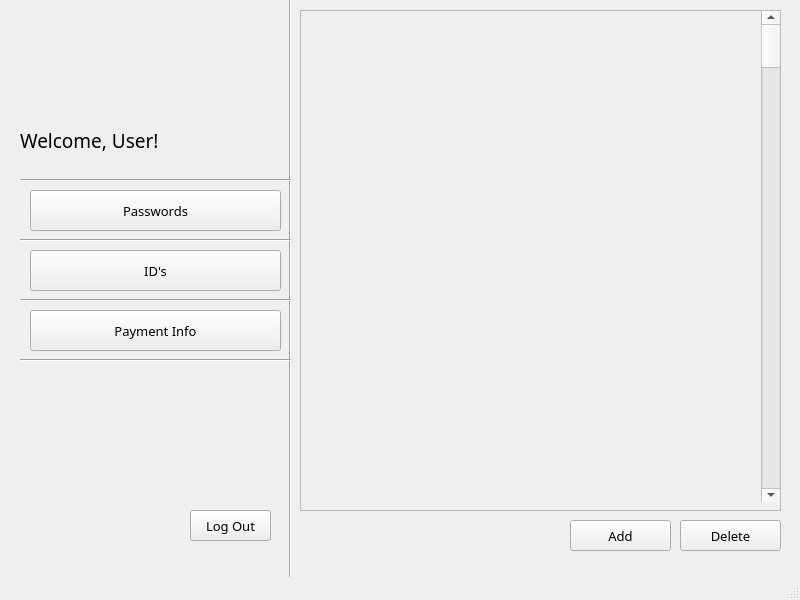
Above: res/design/home.ui from aquib-sh/password-manager before the change. Below: the same form after it.
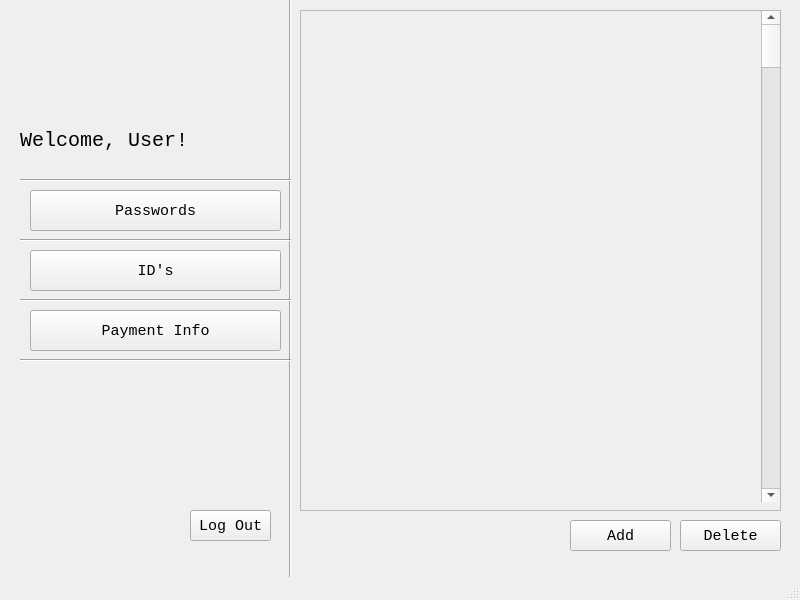
That is the form after the change. Icons and pictures are not drawn.

Commit message: Change font to Monospace

Diff of the .ui file:
```diff
--- a/res/design/home.ui
+++ b/res/design/home.ui
@@ -12,8 +12,8 @@
   </property>
   <property name="font">
    <font>
-    <family>Sans Serif</family>
-    <pointsize>10</pointsize>
+    <family>Monospace</family>
+    <pointsize>11</pointsize>
     <bold>false</bold>
    </font>
   </property>
@@ -102,8 +102,8 @@
     </property>
     <property name="font">
      <font>
-      <family>Sans Serif</family>
-      <pointsize>10</pointsize>
+      <family>Monospace</family>
+      <pointsize>11</pointsize>
       <bold>false</bold>
      </font>
     </property>
@@ -122,8 +122,8 @@
     </property>
     <property name="font">
      <font>
-      <family>Sans Serif</family>
-      <pointsize>10</pointsize>
+      <family>Monospace</family>
+      <pointsize>11</pointsize>
       <bold>false</bold>
      </font>
     </property>
@@ -142,8 +142,8 @@
     </property>
     <property name="font">
      <font>
-      <family>Sans Serif</family>
-      <pointsize>10</pointsize>
+      <family>Monospace</family>
+      <pointsize>11</pointsize>
       <bold>false</bold>
      </font>
     </property>
@@ -262,8 +262,8 @@
     </property>
     <property name="font">
      <font>
-      <family>Sans Serif</family>
-      <pointsize>14</pointsize>
+      <family>Monospace</family>
+      <pointsize>15</pointsize>
       <bold>false</bold>
      </font>
     </property>
@@ -294,8 +294,8 @@
     </property>
     <property name="font">
      <font>
-      <family>Sans Serif</family>
-      <pointsize>10</pointsize>
+      <family>Monospace</family>
+      <pointsize>11</pointsize>
       <bold>false</bold>
      </font>
     </property>
@@ -314,8 +314,8 @@
     </property>
     <property name="font">
      <font>
-      <family>Sans Serif</family>
-      <pointsize>10</pointsize>
+      <family>Monospace</family>
+      <pointsize>11</pointsize>
       <bold>false</bold>
      </font>
     </property>
@@ -334,8 +334,8 @@
     </property>
     <property name="font">
      <font>
-      <family>Sans Serif</family>
-      <pointsize>10</pointsize>
+      <family>Monospace</family>
+      <pointsize>11</pointsize>
       <bold>false</bold>
      </font>
     </property>
```
Left out of the diff: 38 changed lines with no effect on the pictures.
